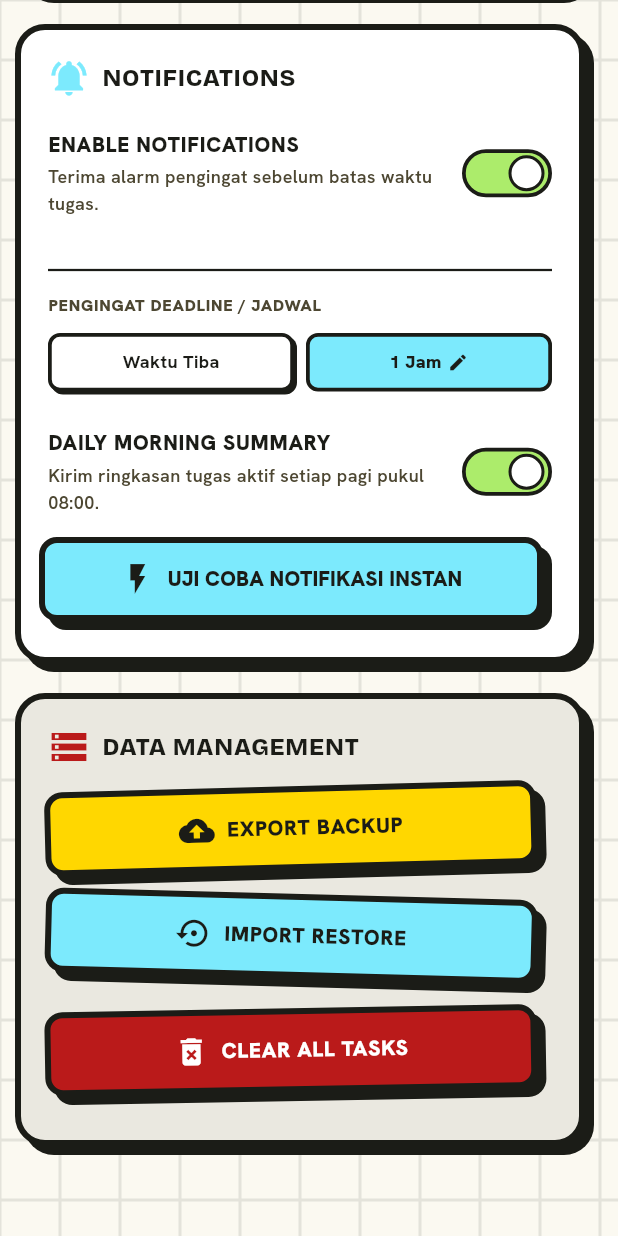
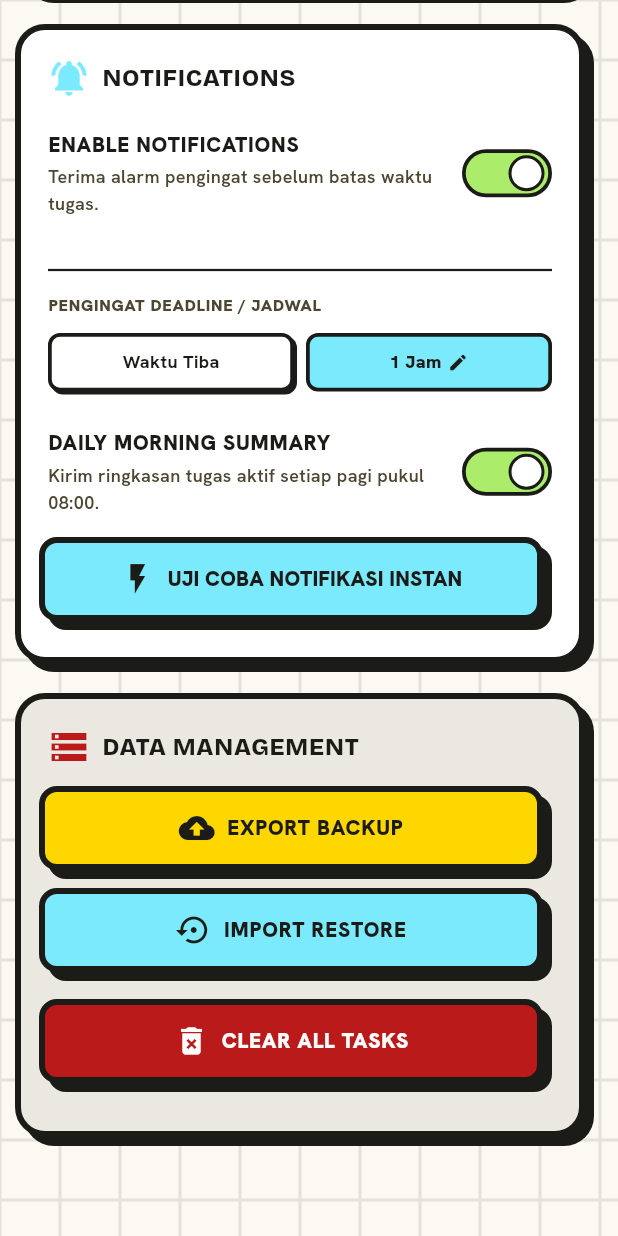
Before and after one commit to Chanifg/Lijsttedoen, a Flutter app: the SettingsPage screen opened directly with empty values, scrolled down 497 dp, on a phone screen of 412 x 824 dp. Run offline on Flutter 3.47's test engine with Material 3 defaults, Android fonts, the phone set to English and light mode, and no system bars; our stand-ins replace file_picker, flutter_local_notifications, flutter_timezone, google_fonts, share_plus, shared_preferences and 1 more; accounts and stored records are empty.

Commit message:
style: revert tilted buttons to straight layout in settings page

```diff
--- a/lib/pages/settings_page.dart
+++ b/lib/pages/settings_page.dart
@@ -884,11 +884,7 @@ class _SettingsPageState extends State<SettingsPage> {
                         ],
                       ),
                       const SizedBox(height: 18),
-                      Transform.rotate(
-                        angle: -1.5 * 3.141592653589793 / 180, // miring kiri -1.5 derajat
-                        child: Padding(
-                          padding: const EdgeInsets.symmetric(horizontal: 4.0),
-                          child: NeoBrutalismButton(
+                      NeoBrutalismButton(
                         backgroundColor: NeoBrutalismTheme.primaryContainer,
                         onPressed: _handleExportBackup,
                         child: Row(
@@ -907,14 +903,8 @@ class _SettingsPageState extends State<SettingsPage> {
                           ],
                         ),
                       ),
-                        ),
-                      ),
-                      const SizedBox(height: 16),
-                      Transform.rotate(
-                        angle: 1.5 * 3.141592653589793 / 180, // miring kanan 1.5 derajat
-                        child: Padding(
-                          padding: const EdgeInsets.symmetric(horizontal: 4.0),
-                          child: NeoBrutalismButton(
+                      const SizedBox(height: 12),
+                      NeoBrutalismButton(
                         backgroundColor: NeoBrutalismTheme.secondaryContainer,
                         onPressed: _handleImportRestore,
                         child: Row(
@@ -933,15 +923,9 @@ class _SettingsPageState extends State<SettingsPage> {
                           ],
                         ),
                       ),
-                        ),
-                      ),
-                      const SizedBox(height: 20),
+                      const SizedBox(height: 18),
                       // Tombol Reset Data Red (Nuke/Clear All Tasks)
-                      Transform.rotate(
-                        angle: -1.0 * 3.141592653589793 / 180, // miring kiri -1.0 derajat
-                        child: Padding(
-                          padding: const EdgeInsets.symmetric(horizontal: 4.0),
-                          child: NeoBrutalismButton(
+                      NeoBrutalismButton(
                         backgroundColor: NeoBrutalismTheme.error, // Red
                         onPressed: _showResetDataConfirmationDialog,
                         child: Row(
@@ -959,8 +943,6 @@ class _SettingsPageState extends State<SettingsPage> {
                               ),
                             ),
                           ],
-                            ),
-                          ),
                         ),
                       ),
                       const SizedBox(height: 8),
```
Lines whose indentation alone changed are shown as unchanged.
